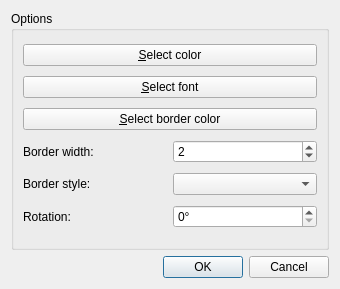
Qt form src/GNS3/Ui/Form_StyleDialog.ui (GNS3/gns3-legacy) before a commit.
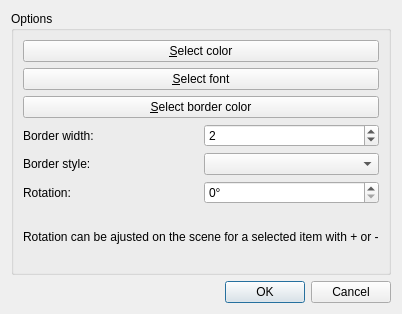
The same form after that commit. Icons and pictures are not drawn.

Commit message: [*] New export for images that allows to dump all the scene + bind + and - keys for rotations

```diff
--- a/src/GNS3/Ui/Form_StyleDialog.ui
+++ b/src/GNS3/Ui/Form_StyleDialog.ui
@@ -5,8 +5,8 @@
    <rect>
     <x>0</x>
     <y>0</y>
-    <width>340</width>
-    <height>289</height>
+    <width>400</width>
+    <height>314</height>
    </rect>
   </property>
   <property name="windowTitle" >
@@ -90,6 +90,13 @@
         </property>
        </widget>
       </item>
+      <item row="6" column="0" colspan="2" >
+       <widget class="QLabel" name="label_4" >
+        <property name="text" >
+         <string>Rotation can be ajusted on the scene for a selected item with + or -</string>
+        </property>
+       </widget>
+      </item>
      </layout>
     </widget>
    </item>
```
The commit also changes 32 other files.
